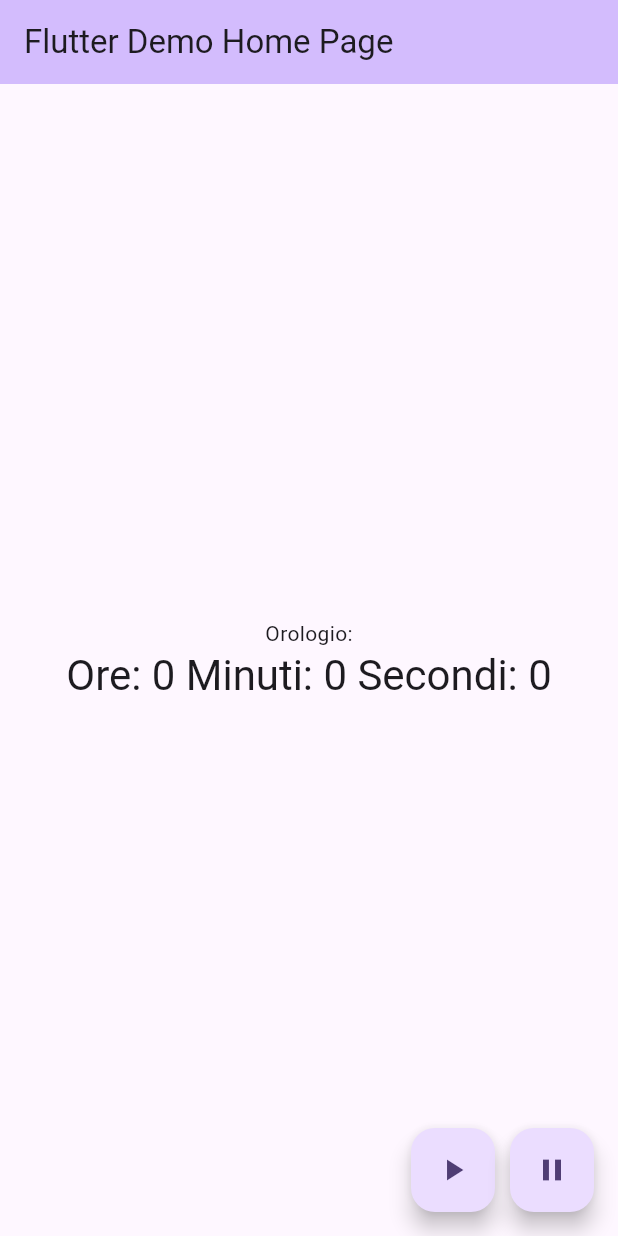
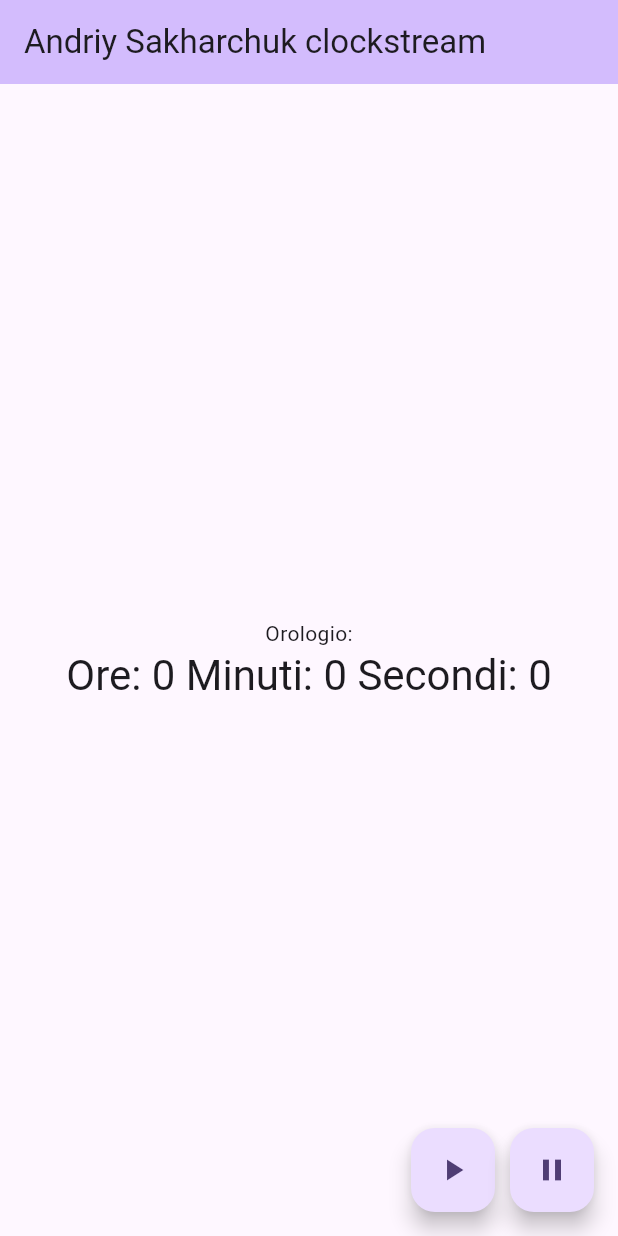
Before and after one commit to AndriySakharchukZuc/TPSIT-5ID-ZUCCANTE, a Flutter app: the screen it shows after launch, on a phone screen of 412 x 824 dp. Run offline on Flutter 3.47's test engine with Material 3 defaults, Android fonts, the phone set to English and light mode, and no system bars.

Commit message:
Aggiornato README.md e cambiato il titolo di progetto flutter.

```diff
--- a/clockstream/lib/main.dart
+++ b/clockstream/lib/main.dart
@@ -25,11 +25,11 @@ class MyApp extends StatelessWidget {
   @override
   Widget build(BuildContext context) {
     return MaterialApp(
-      title: 'Flutter Demo',
+      title: 'Andriy Sakharchuk',
       theme: ThemeData(
         colorScheme: ColorScheme.fromSeed(seedColor: Colors.deepPurple),
       ),
-      home: const MyHomePage(title: 'Flutter Demo Home Page'),
+      home: const MyHomePage(title: 'Andriy Sakharchuk clockstream'),
     );
   }
 }
```
Also changed, not shown: 1 other file.
